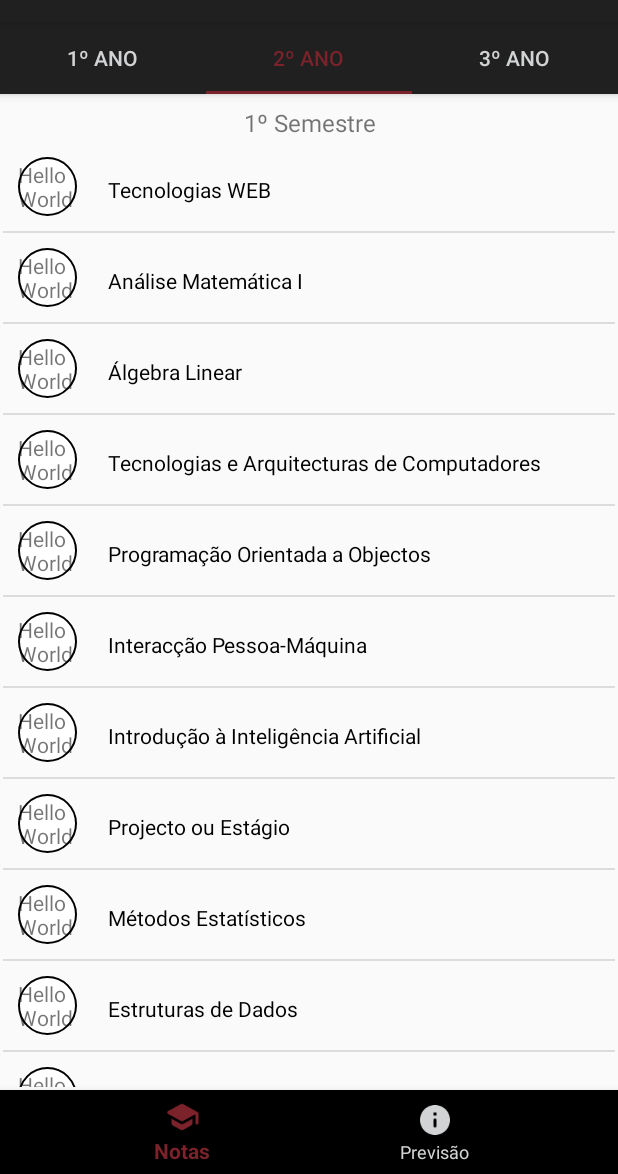
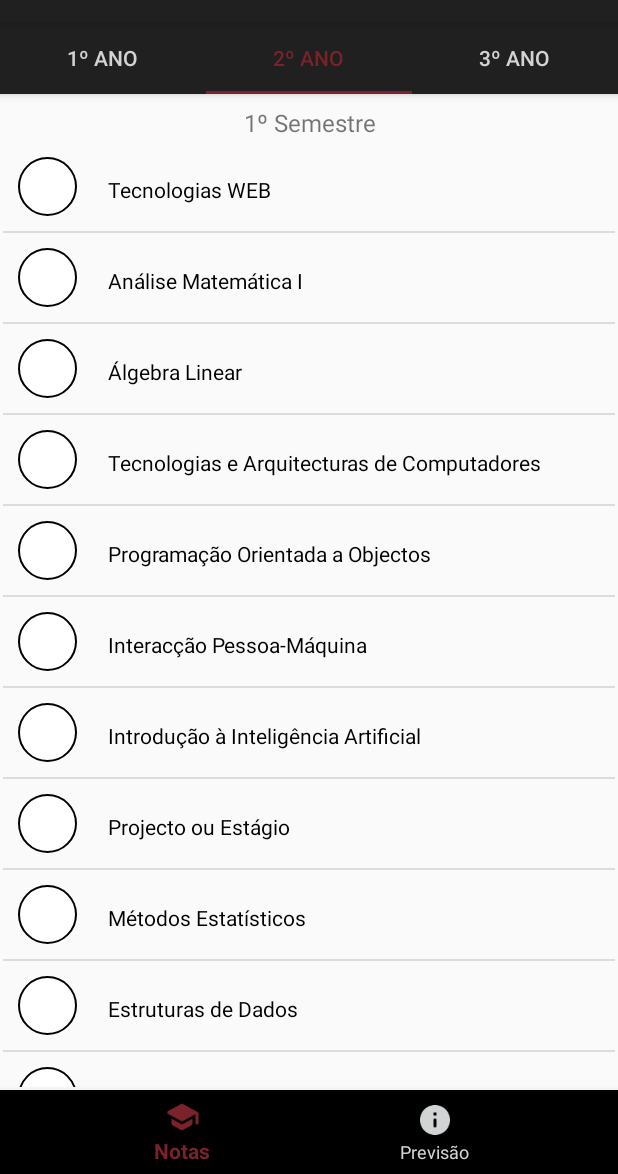
Before and after one commit to Filmaluco/J-Viste-A-Minha-M-dia-, an Android app: the screen it shows after launch (MainActivity), tab 2 chosen, on a phone screen of 412 x 824 dp, the part 62-1236 px from its top. Run offline under Robolectric (Android 15) with nearby library versions, the phone set to English and light mode, and no system bars.

Commit message:
Values in circles

```diff
--- a/JaVisteAMinhaMedia/app/src/main/java/pt/isec/gps1819g11/javisteaminhamedia/Activities/CourseAdapter.java
+++ b/JaVisteAMinhaMedia/app/src/main/java/pt/isec/gps1819g11/javisteaminhamedia/Activities/CourseAdapter.java
@@ -2,11 +2,14 @@ package pt.isec.gps1819g11.javisteaminhamedia.Activities;
 
 import android.content.Context;
 import android.support.design.widget.Snackbar;
+import android.util.Log;
 import android.view.LayoutInflater;
 import android.view.View;
 import android.view.ViewGroup;
 import android.widget.ArrayAdapter;
 import android.widget.TextView;
+
+import org.w3c.dom.Text;
 
 import java.util.ArrayList;
 
@@ -17,10 +20,12 @@ public class CourseAdapter extends ArrayAdapter<Course> implements View.OnClickL
 
     private ArrayList<Course> dataSet;
     Context mContext;
+    TextView textView;
 
     // View lookup cache
     private static class ViewHolder {
         TextView txtName;
+        TextView textCircle;
     }
 
     public CourseAdapter(ArrayList<Course> data, Context context) {
@@ -37,13 +42,14 @@ public class CourseAdapter extends ArrayAdapter<Course> implements View.OnClickL
         Object object= getItem(position);
         Course dataModel=(Course) object;
 
-       /* switch (v.getId())
+        /*switch (v.getId())
         {
             case R.id.item_info:
                 Snackbar.make(v, "Release date " +dataModel.getFeature(), Snackbar.LENGTH_LONG)
                         .setAction("No action", null).show();
                 break;
         }*/
+
     }
 
     private int lastPosition = -1;
@@ -63,13 +69,14 @@ public class CourseAdapter extends ArrayAdapter<Course> implements View.OnClickL
             LayoutInflater inflater = LayoutInflater.from(getContext());
             convertView = inflater.inflate(R.layout.listview_row_item, parent, false);
             viewHolder.txtName = (TextView) convertView.findViewById(R.id.name);
-
+            viewHolder.textCircle = (TextView) convertView.findViewById(R.id.textCircle);
 
             result=convertView;
 
             convertView.setTag(viewHolder);
         } else {
             viewHolder = (ViewHolder) convertView.getTag();
+
             result=convertView;
         }
 
@@ -77,6 +84,11 @@ public class CourseAdapter extends ArrayAdapter<Course> implements View.OnClickL
         lastPosition = position;
 
         viewHolder.txtName.setText(dataModel.getName());
+        if(dataModel.getGrade() >= 9.5 && dataModel.getGrade() <= 20)
+          viewHolder.textCircle.setText(Float.toString(dataModel.getGrade()));
+        else{
+            viewHolder.textCircle.setText(" ");
+        }
 
         // Return the completed view to render on screen
         return convertView;
--- a/JaVisteAMinhaMedia/app/src/main/java/pt/isec/gps1819g11/javisteaminhamedia/Activities/Fragments/YearFragment.java
+++ b/JaVisteAMinhaMedia/app/src/main/java/pt/isec/gps1819g11/javisteaminhamedia/Activities/Fragments/YearFragment.java
@@ -61,6 +61,7 @@ public class YearFragment extends Fragment {
             for (Course c : m.values()) {
                 dataModels.add(new Course(c.getName(), Tag.valueOf(c.getTag()), c.getEcts(), c.getGrade(),c.getAno(),c.getSemestre()));
 
+
             }
 
             adapter = new CourseAdapter(dataModels, getContext());
--- a/JaVisteAMinhaMedia/app/src/main/java/pt/isec/gps1819g11/javisteaminhamedia/Activities/UpdateGradesDialog.java
+++ b/JaVisteAMinhaMedia/app/src/main/java/pt/isec/gps1819g11/javisteaminhamedia/Activities/UpdateGradesDialog.java
@@ -74,7 +74,7 @@ public class UpdateGradesDialog extends DialogFragment implements View.OnClickLi
                     if(grade <= 20 && grade > 9.5 ){
                         //TODO: Update grade
                         try {
-                          //  student.setGrade(gradeName, grade);
+                            student.setGrade(gradeName, grade);
                             dismiss();
                         }catch(Exception e){
                             Log.i("Excecção","UpgradeDLG exceção: "+e.toString());
--- a/JaVisteAMinhaMedia/app/src/main/res/layout/listview_row_item.xml
+++ b/JaVisteAMinhaMedia/app/src/main/res/layout/listview_row_item.xml
@@ -14,10 +14,11 @@
         android:background="@drawable/oval">
 
         <TextView
-            android:id="@+id/text"
+            android:id="@+id/textCircle"
             android:layout_width="match_parent"
             android:layout_height="wrap_content"
             android:layout_centerInParent="true"
+            android:textSize="12sp"
             android:text="HelloWorld" />
     </RelativeLayout>
 
```
